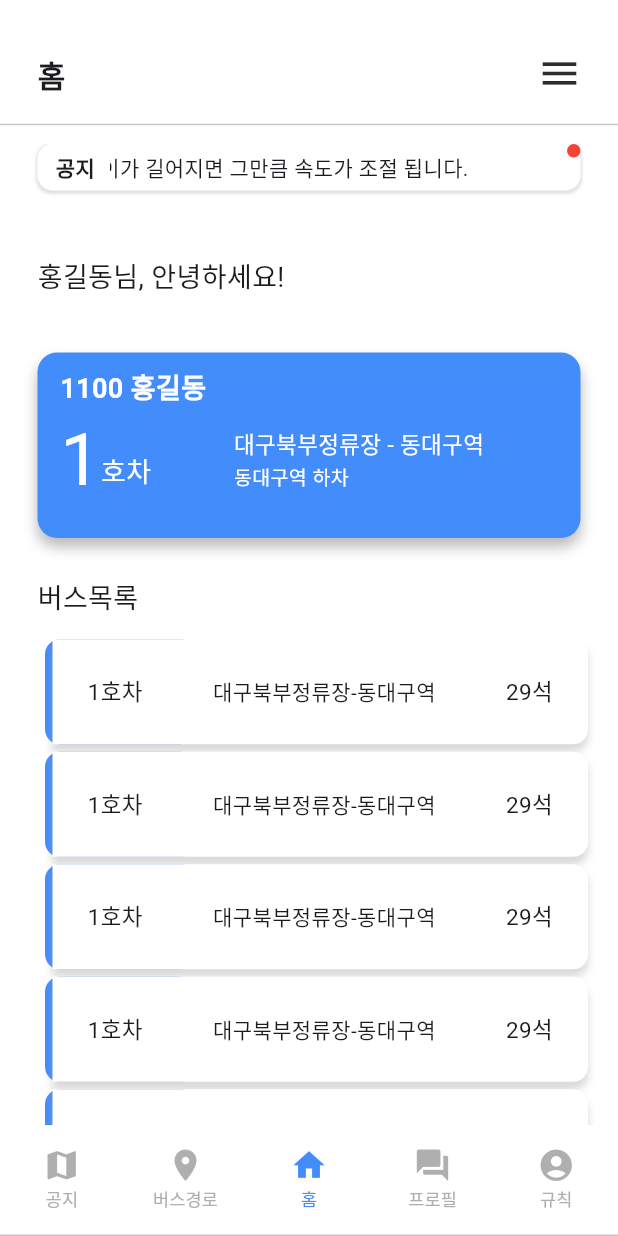
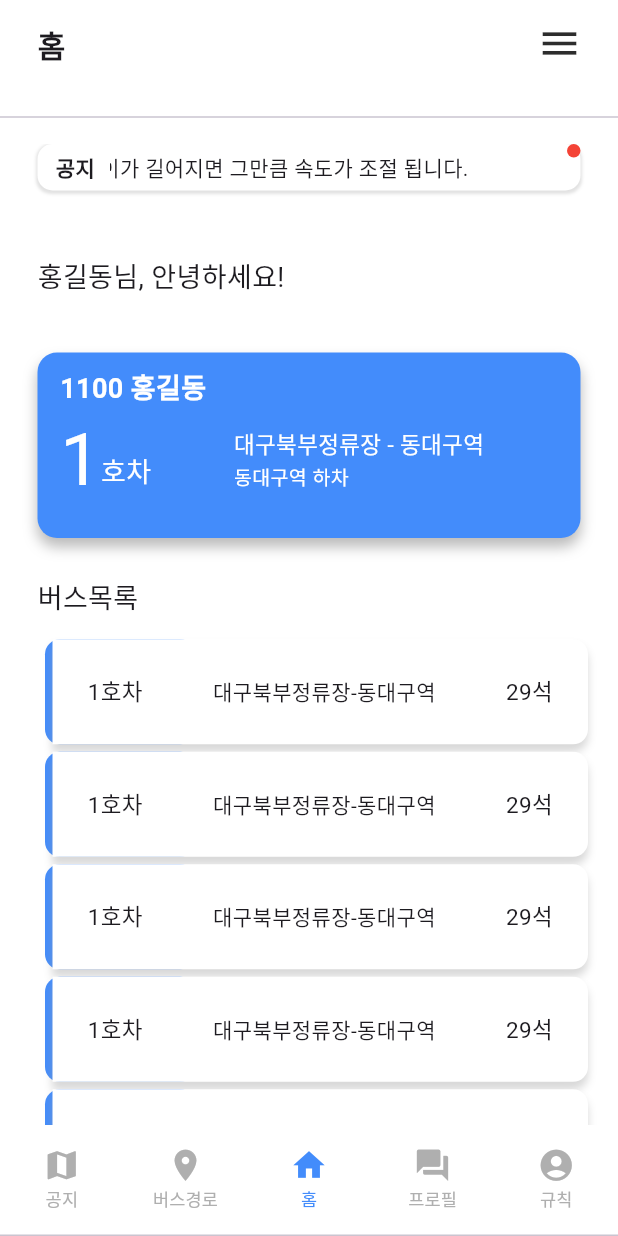
Before and after one commit to Guardian-Bus-System/web, a Flutter app: the screen it shows after launch, on a phone screen of 412 x 824 dp. Run offline on Flutter 3.47's test engine with Material 3 defaults, Android fonts, the phone set to English and light mode, and no system bars; our stand-ins replace flutter_local_notifications, get, shared_preferences, velocity_x.

Commit message:
first-front

```diff
--- a/lib/screen/pages/home_screen.dart
+++ b/lib/screen/pages/home_screen.dart
@@ -85,7 +85,7 @@ class _HomeScreenState extends State<HomeScreen> {
             child: Column(
               children: [
                 CustonHomeAppbarWidget(scaffoldKey: _scaffoldKey),
-                height5, const Divider(), height5,
+                const Divider(), height10,
                 Expanded(
                   child: SingleChildScrollView(
                     child: Column(
--- a/lib/screen/widget/customHomeAppbarWidget.dart
+++ b/lib/screen/widget/customHomeAppbarWidget.dart
@@ -16,15 +16,14 @@ class _CustonHomeAppbarWidgetState extends State<CustonHomeAppbarWidget> {
     return Container(
       height: 70,
       child: Stack(
-        alignment: Alignment.center,
         children: [
           Positioned(
-            top: 35,
+            top: 15,
             left: 25,
             child: '홈'.text.bold.size(20).make()
           ),
           Positioned(
-            top: 25,
+            top: 5,
             right: 15,
             child: IconButton(
               icon: Icon(
```
Also changed, not shown: lib/main.dart (line endings or trailing spaces).
